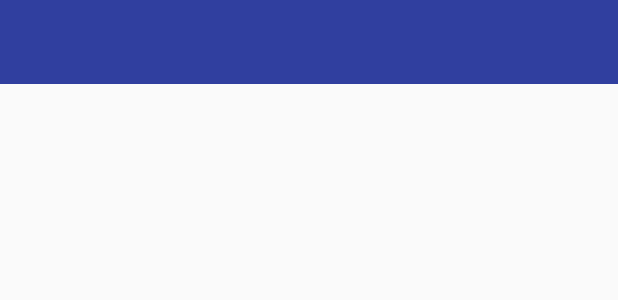
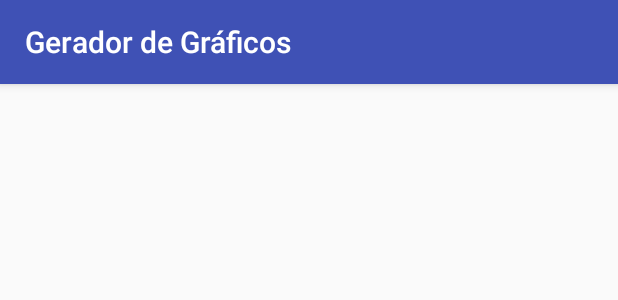
Before and after one commit to cassuci/equipe_rocket, an Android app: the layout activity_grafico_controller.xml on its own in the app's theme, with its tools: preview values and no code run, on a phone screen of 412 x 824 dp. Shown: the top 300 px of the screen. Run offline under Robolectric (Android 15) with nearby library versions, the phone set to English and light mode, and no system bars.

Commit message:
Arrumado toolbar duplicado. AppTheme.NoActionBar

```diff
--- a/app/src/main/AndroidManifest.xml
+++ b/app/src/main/AndroidManifest.xml
@@ -7,7 +7,7 @@
         android:icon="@mipmap/ic_launcher"
         android:label="@string/app_name"
         android:supportsRtl="true"
-        android:theme="@style/AppTheme">
+        android:theme="@style/AppTheme.NoActionBar">
         <activity android:name=".Receita.ReceitaController" />
         <activity android:name=".MainMenu.MainMenu" />
         <activity android:name=".Login.Login">
--- a/app/src/main/res/layout/app_bar_grafico_controller.xml
+++ b/app/src/main/res/layout/app_bar_grafico_controller.xml
@@ -1,6 +1,36 @@
 <?xml version="1.0" encoding="utf-8"?>
-<LinearLayout xmlns:android="http://schemas.android.com/apk/res/android"
-    android:orientation="vertical" android:layout_width="match_parent"
-    android:layout_height="match_parent">
+<android.support.design.widget.CoordinatorLayout xmlns:android="http://schemas.android.com/apk/res/android"
+    xmlns:app="http://schemas.android.com/apk/res-auto"
+    xmlns:tools="http://schemas.android.com/tools"
+    android:layout_width="match_parent"
+    android:layout_height="match_parent"
 
-</LinearLayout>
+    android:fitsSystemWindows="true"
+    tools:context="com.draft.rckt.equiperocket.Grafico.GraficoController">
+
+    <android.support.design.widget.AppBarLayout
+        android:layout_width="match_parent"
+        android:layout_height="wrap_content"
+        android:theme="@style/AppTheme.AppBarOverlay">
+
+        <android.support.v7.widget.Toolbar
+            android:id="@+id/toolbar"
+            android:layout_width="match_parent"
+            android:layout_height="?attr/actionBarSize"
+            android:background="?attr/colorPrimary"
+            app:popupTheme="@style/AppTheme.PopupOverlay">
+
+            <TextView
+                android:id="@+id/toolbar_title"
+                style="@style/TextAppearance.AppCompat.Widget.ActionBar.Title"
+                android:layout_width="wrap_content"
+                android:layout_height="wrap_content"
+                android:layout_gravity="left"
+                android:text="Gerador de Gráficos"
+                android:textAlignment="center"
+                android:textColor="@android:color/white" />
+        </android.support.v7.widget.Toolbar>
+
+    </android.support.design.widget.AppBarLayout>
+
+</android.support.design.widget.CoordinatorLayout>
```
Also changed, not shown: 2 other files.
